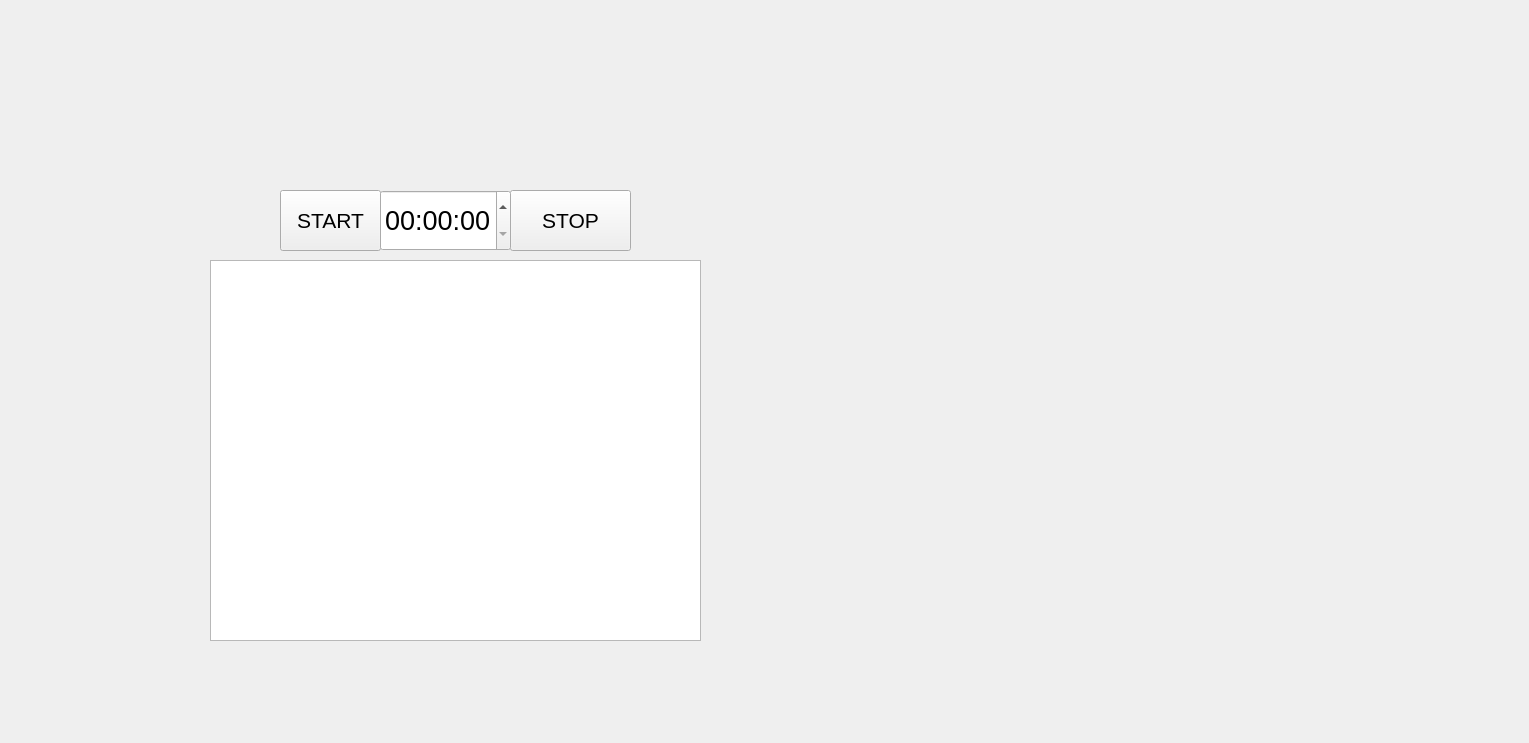
This is leaderboardwindow.ui in MarkGasse/GUILaserTag as Qt 5 draws it before an edit. The edited form follows.
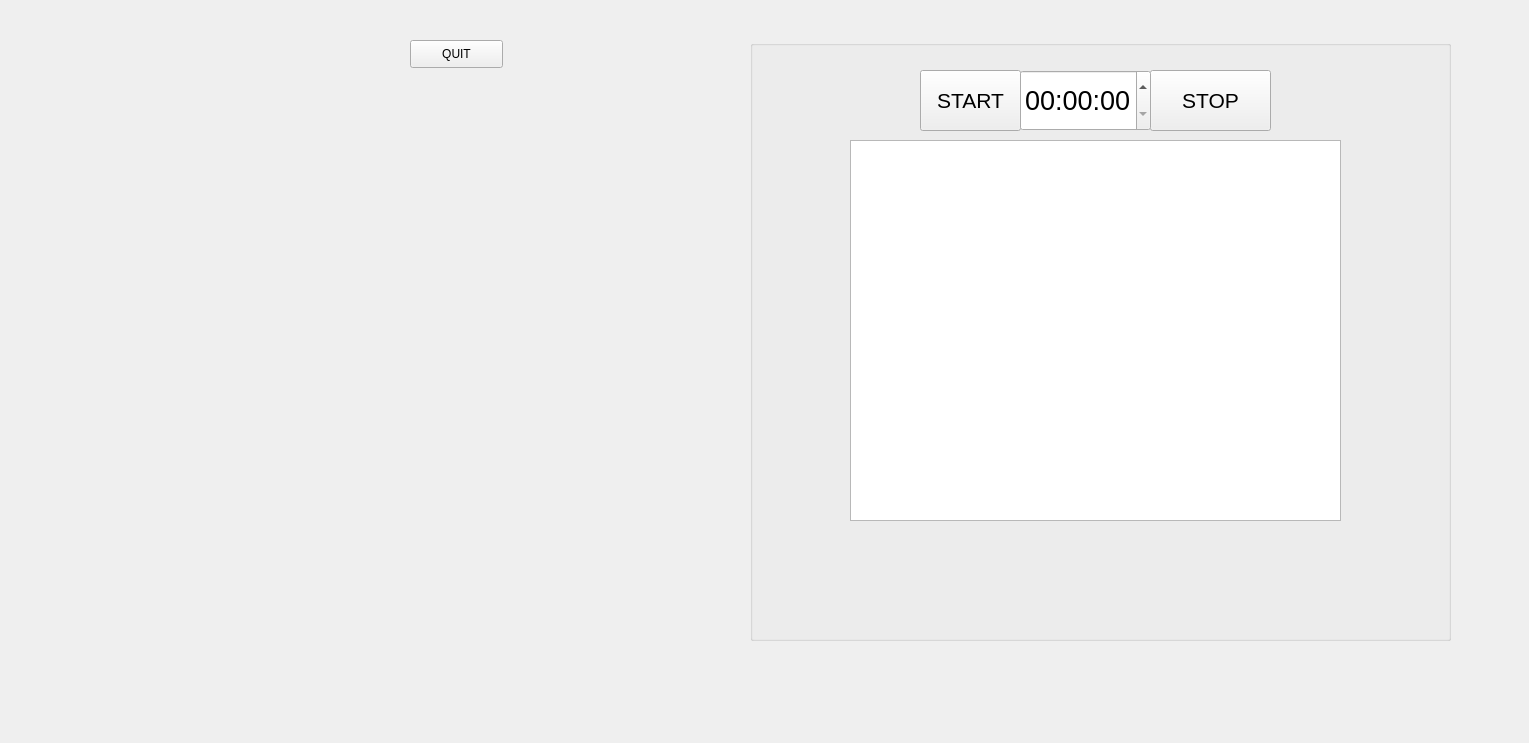
This is the edited form.

The edit to the form file:
```diff
--- a/leaderboardwindow.ui
+++ b/leaderboardwindow.ui
@@ -17,29 +17,62 @@
    <property name="enabled">
     <bool>true</bool>
    </property>
-   <widget class="QPushButton" name="pushButton_4">
+   <widget class="QLabel" name="Label_date">
     <property name="geometry">
      <rect>
-      <x>510</x>
-      <y>190</y>
-      <width>121</width>
-      <height>61</height>
+      <x>720</x>
+      <y>60</y>
+      <width>55</width>
+      <height>16</height>
      </rect>
     </property>
-    <property name="font">
-     <font>
-      <pointsize>16</pointsize>
-     </font>
+    <property name="text">
+     <string/>
     </property>
+   </widget>
+   <widget class="QPushButton" name="CloseGUI">
+    <property name="geometry">
+     <rect>
+      <x>410</x>
+      <y>40</y>
+      <width>93</width>
+      <height>28</height>
+     </rect>
+    </property>
     <property name="text">
-     <string>STOP</string>
+     <string>QUIT</string>
     </property>
    </widget>
+   <widget class="QLabel" name="labelTopBar">
+    <property name="geometry">
+     <rect>
+      <x>890</x>
+      <y>110</y>
+      <width>55</width>
+      <height>16</height>
+     </rect>
+    </property>
+    <property name="text">
+     <string/>
+    </property>
+   </widget>
+   <widget class="QGroupBox" name="groupBox">
+    <property name="geometry">
+     <rect>
+      <x>750</x>
+      <y>40</y>
+      <width>701</width>
+      <height>601</height>
+     </rect>
+    </property>
+    <property name="title">
+     <string/>
+    </property>
    <widget class="QPushButton" name="pushButton_3">
     <property name="geometry">
      <rect>
-      <x>280</x>
-      <y>190</y>
+       <x>170</x>
+       <y>30</y>
       <width>101</width>
       <height>61</height>
      </rect>
@@ -56,11 +89,29 @@
      <string>START</string>
     </property>
    </widget>
+    <widget class="QPushButton" name="pushButton_4">
+     <property name="geometry">
+      <rect>
+       <x>400</x>
+       <y>30</y>
+       <width>121</width>
+       <height>61</height>
+      </rect>
+     </property>
+     <property name="font">
+      <font>
+       <pointsize>16</pointsize>
+      </font>
+     </property>
+     <property name="text">
+      <string>STOP</string>
+     </property>
+    </widget>
    <widget class="QTimeEdit" name="timeEdit">
     <property name="geometry">
      <rect>
-      <x>380</x>
-      <y>190</y>
+       <x>270</x>
+       <y>30</y>
       <width>131</width>
       <height>61</height>
      </rect>
@@ -74,8 +125,8 @@
    <widget class="QTextBrowser" name="textBrowser_2">
     <property name="geometry">
      <rect>
-      <x>210</x>
-      <y>260</y>
+       <x>100</x>
+       <y>100</y>
       <width>491</width>
       <height>381</height>
      </rect>
@@ -83,6 +134,7 @@
    </widget>
   </widget>
  </widget>
+ </widget>
  <layoutdefault spacing="6" margin="11"/>
  <resources/>
  <connections/>
```
Left out of the diff: 19 changed lines with no effect on the pictures. Lines whose indentation alone changed are shown as unchanged.
